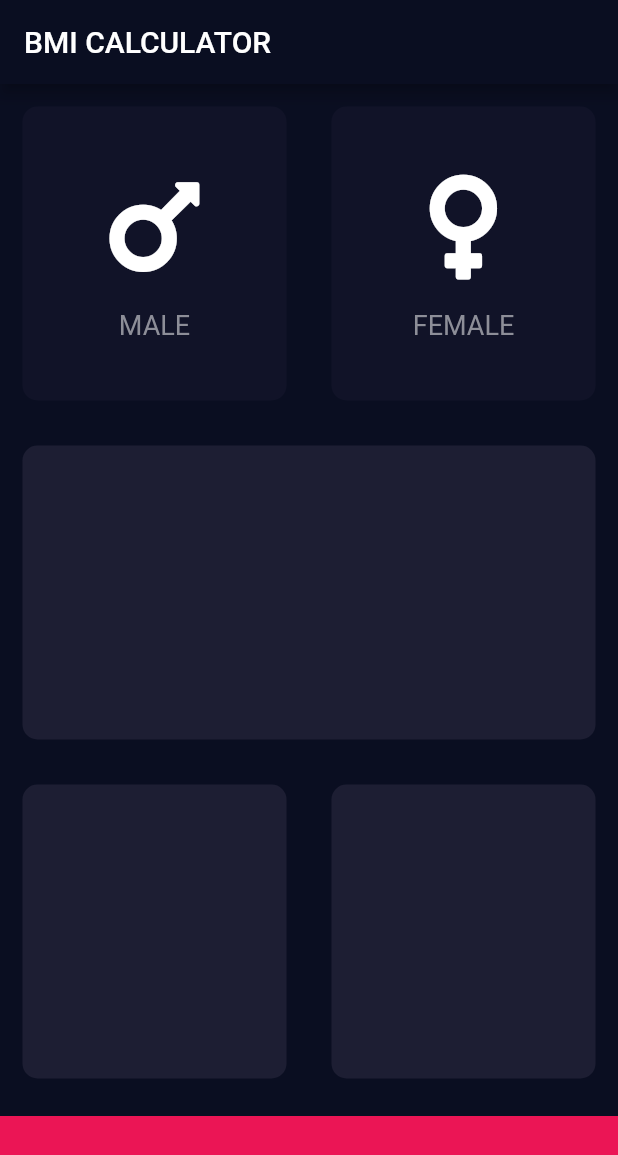
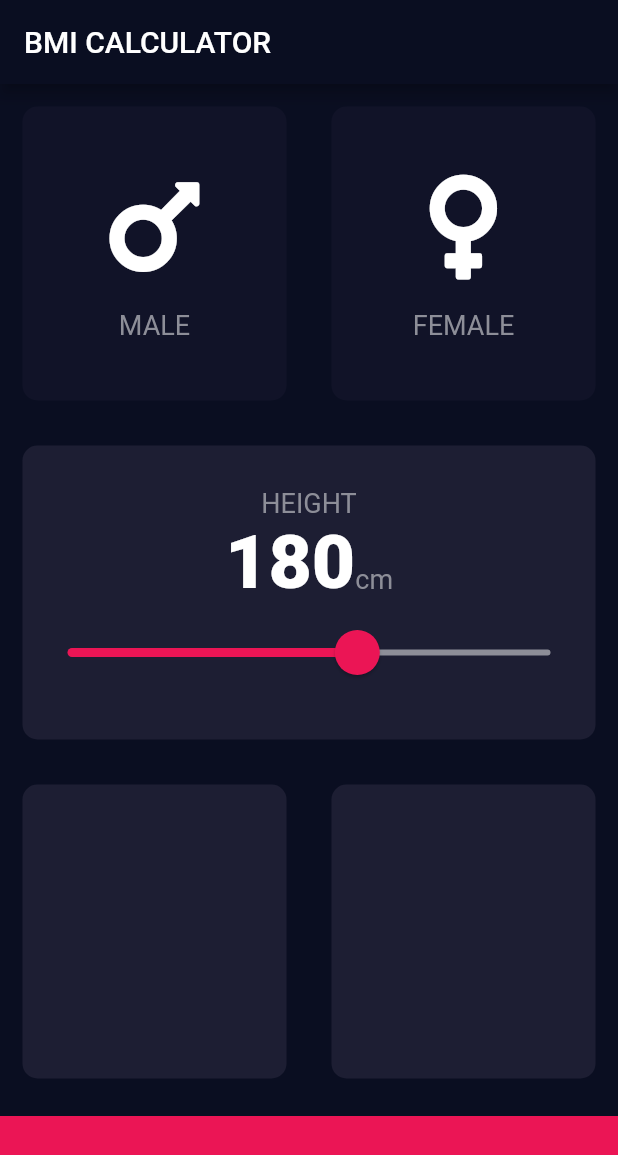
Before and after one commit to henrylong719/flutter_projects, a Flutter app: the screen it shows after launch, on a phone screen of 412 x 824 dp. Shown: the top 1155 px of the screen. Run offline on Flutter 3.47's test engine with Material 2 defaults, Android fonts, the phone set to English and light mode, and no system bars; our stand-ins replace audioplayers, font_awesome_flutter, rflutter_alert.

Commit message:
add slider

```diff
--- /dev/null
+++ b/bmi-calculator-flutter/lib/constants.dart
@@ -0,0 +1,10 @@
+import 'package:flutter/material.dart';
+
+const kBottomContainerHeight = 80.0;
+const kActiveCardColour = Color(0xFF1D1E33);
+const kInactiveCardColour = Color(0xFF111328);
+const kBottomContainerColour = Color(0xFFEB1555);
+
+const kLabelTextStyle = TextStyle(fontSize: 18.0, color: Color(0xFF8D8E98));
+
+const kNumberTextStyle = TextStyle(fontSize: 50.0, fontWeight: FontWeight.w900);
--- a/bmi-calculator-flutter/lib/input_page.dart
+++ b/bmi-calculator-flutter/lib/input_page.dart
@@ -2,11 +2,7 @@ import 'package:flutter/material.dart';
 import 'package:font_awesome_flutter/font_awesome_flutter.dart';
 import 'reusable_card.dart';
 import 'ion_content.dart';
-
-const bottomContainerHeight = 80.0;
-const activeCardColour = Color(0xFF1D1E33);
-const inactiveCardColour = Color(0xFF111328);
-const bottomContainerColour = Color(0xFFEB1555);
+import 'constants.dart';
 
 enum Gender { male, female }
 
@@ -17,6 +13,7 @@ class InputPage extends StatefulWidget {
 
 class _InputPageState extends State<InputPage> {
   Gender selectedGender;
+  int height = 180;
   @override
   Widget build(BuildContext context) {
     return Scaffold(
@@ -36,8 +33,8 @@ class _InputPageState extends State<InputPage> {
                       });
                     },
                     colour: selectedGender == Gender.male
-                        ? activeCardColour
-                        : inactiveCardColour,
+                        ? kActiveCardColour
+                        : kInactiveCardColour,
                     cardChild: IconContent(
                       icon: FontAwesomeIcons.mars,
                       label: 'MALE',
@@ -51,8 +48,8 @@ class _InputPageState extends State<InputPage> {
                       });
                     },
                     colour: selectedGender == Gender.female
-                        ? activeCardColour
-                        : inactiveCardColour,
+                        ? kActiveCardColour
+                        : kInactiveCardColour,
                     cardChild: IconContent(
                       icon: FontAwesomeIcons.venus,
                       label: 'FEMALE',
@@ -64,23 +61,73 @@ class _InputPageState extends State<InputPage> {
             Expanded(
               child: Row(
                 children: [
-                  Expanded(child: ReusableCard(colour: activeCardColour)),
+                  Expanded(
+                      child: ReusableCard(
+                    colour: kActiveCardColour,
+                    cardChild: Column(
+                      mainAxisAlignment: MainAxisAlignment.center,
+                      children: [
+                        Text(
+                          'HEIGHT',
+                          style: kLabelTextStyle,
+                        ),
+                        Row(
+                          mainAxisAlignment: MainAxisAlignment.center,
+                          crossAxisAlignment: CrossAxisAlignment.baseline,
+                          textBaseline: TextBaseline.alphabetic,
+                          children: [
+                            Text(
+                              height.toString(),
+                              style: kNumberTextStyle,
+                            ),
+                            Text(
+                              'cm',
+                              style: kLabelTextStyle,
+                            ),
+                          ],
+                        ),
+                        SliderTheme(
+                          data: SliderTheme.of(context).copyWith(
+                              inactiveTickMarkColor: Color(0xFF8D8E98),
+                              activeTrackColor: Colors.white,
+                              thumbColor: Color(0xFFB1555),
+                              overlayColor: Color(0x29EB1555),
+                              thumbShape: RoundSliderThumbShape(
+                                  enabledThumbRadius: 15.0),
+                              overlayShape:
+                                  RoundSliderOverlayShape(overlayRadius: 30.0)),
+                          child: Slider(
+                            value: height.toDouble(),
+                            min: 120.0,
+                            max: 220.0,
+                            activeColor: Color(0xFFEB1555),
+                            inactiveColor: Color(0xFF8D8E98),
+                            onChanged: (double newValue) {
+                              setState(() {
+                                height = newValue.round();
+                              });
+                            },
+                          ),
+                        )
+                      ],
+                    ),
+                  )),
                 ],
               ),
             ),
             Expanded(
               child: Row(
                 children: [
-                  Expanded(child: ReusableCard(colour: activeCardColour)),
-                  Expanded(child: ReusableCard(colour: activeCardColour)),
+                  Expanded(child: ReusableCard(colour: kActiveCardColour)),
+                  Expanded(child: ReusableCard(colour: kActiveCardColour)),
                 ],
               ),
             ),
             Container(
-              color: bottomContainerColour,
+              color: kBottomContainerColour,
               margin: EdgeInsets.only(top: 10.0),
               width: double.infinity,
-              height: bottomContainerHeight,
+              height: kBottomContainerHeight,
             )
           ],
         ));
--- a/bmi-calculator-flutter/lib/ion_content.dart
+++ b/bmi-calculator-flutter/lib/ion_content.dart
@@ -1,6 +1,5 @@
 import 'package:flutter/material.dart';
-
-const labelTextStyle = TextStyle(fontSize: 18.0, color: Color(0xFF8D8E98));
+import 'constants.dart';
 
 class IconContent extends StatelessWidget {
   IconContent({@required this.icon, @required this.label});
@@ -21,7 +20,7 @@ class IconContent extends StatelessWidget {
         ),
         Text(
           label,
-          style: labelTextStyle,
+          style: kLabelTextStyle,
         )
       ],
     );
```
